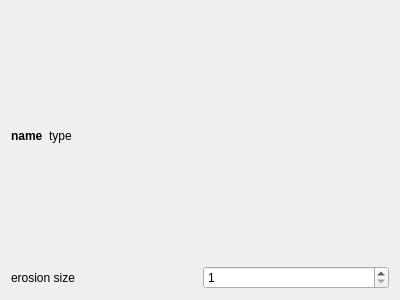
The window that ui/ErodeImage.ui (Hboni/francis) describes before a commit, drawn with Qt 5.
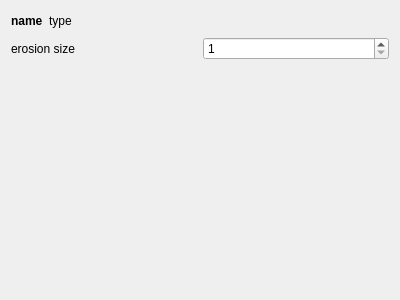
The same window after the commit.

The edit to the form file:
```diff
--- a/ui/ErodeImage.ui
+++ b/ui/ErodeImage.ui
@@ -79,6 +79,19 @@
      <item>
       <layout class="QHBoxLayout" name="visu"/>
      </item>
+     <item>
+      <spacer name="verticalSpacer">
+       <property name="orientation">
+        <enum>Qt::Vertical</enum>
+       </property>
+       <property name="sizeHint" stdset="0">
+        <size>
+         <width>20</width>
+         <height>40</height>
+        </size>
+       </property>
+      </spacer>
+     </item>
     </layout>
    </item>
   </layout>
```
